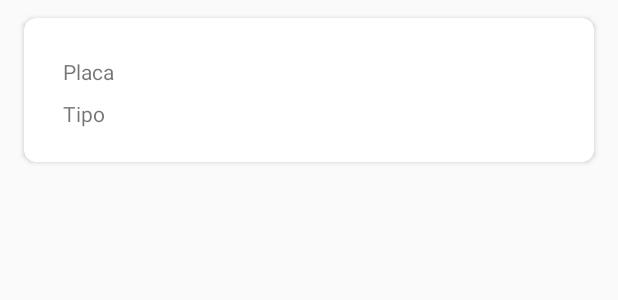
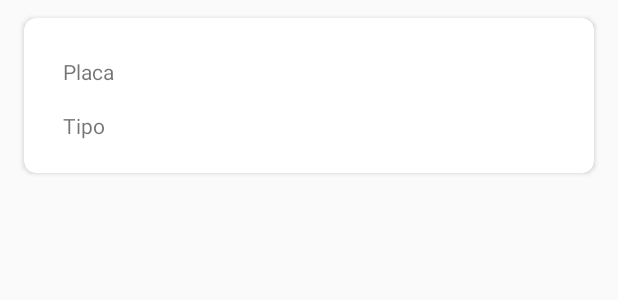
Before and after one commit to kevinPinzon/android-developer-test, an Android app: the layout card_car.xml on its own in the app's theme, with its tools: preview values and no code run, on a phone screen of 412 x 824 dp. Shown: the top 300 px of the screen. Run offline under Robolectric (Android 15) with nearby library versions, the phone set to English and light mode, and no system bars.

Commit message:
correccion en detalles de diseno; margenes y nombres de titulos

```diff
--- a/AdministradorEstacionamiento/app/src/main/res/layout/card_car.xml
+++ b/AdministradorEstacionamiento/app/src/main/res/layout/card_car.xml
@@ -3,7 +3,7 @@
     xmlns:android="http://schemas.android.com/apk/res/android"
     xmlns:card_view="http://schemas.android.com/apk/res-auto"
     android:layout_width="match_parent"
-    android:layout_height="96dp"
+    android:layout_height="wrap_content"
     android:layout_marginTop="12dp"
     android:layout_marginLeft="16dp"
     android:layout_marginRight="16dp"
@@ -20,7 +20,8 @@
 
         <LinearLayout
             android:layout_width="match_parent"
-            android:layout_height="wrap_content">
+            android:layout_height="wrap_content"
+            android:orientation="vertical">
 
             <TextView
                 android:id="@+id/textvPlaca"
@@ -28,23 +29,14 @@
                 android:layout_height="20dp"
                 android:layout_marginStart="16dp"
                 android:layout_marginTop="16dp"
-                android:layout_marginEnd="68dp"
+                android:layout_marginBottom="16dp"
                 android:text="Placa" />
-
-        </LinearLayout>
-        <LinearLayout
-            android:layout_width="match_parent"
-            android:layout_height="wrap_content">
 
             <TextView
                 android:id="@+id/textvType"
                 android:layout_width="match_parent"
-                android:layout_height="36dp"
+                android:layout_height="31dp"
                 android:layout_marginStart="16dp"
-                android:layout_marginTop="44dp"
-                android:layout_marginEnd="16dp"
-                android:layout_marginBottom="16dp"
-                android:gravity="top"
                 android:text="Tipo" />
 
         </LinearLayout>
```
Also changed, not shown: AdministradorEstacionamiento/app/src/main/java/com/kevinpinzon/administradorestacionamiento/view/adapters/EstanciasRecyclerAdapter.kt (+24 -0 lines), AdministradorEstacionamiento/app/src/main/java/com/kevinpinzon/administradorestacionamiento/view/adapters/RecyclerView.kt (+7 -1 lines), AdministradorEstacionamiento/app/src/main/java/com/kevinpinzon/administradorestacionamiento/view/fragments/RecordFragment.kt (+6 -3 lines).
